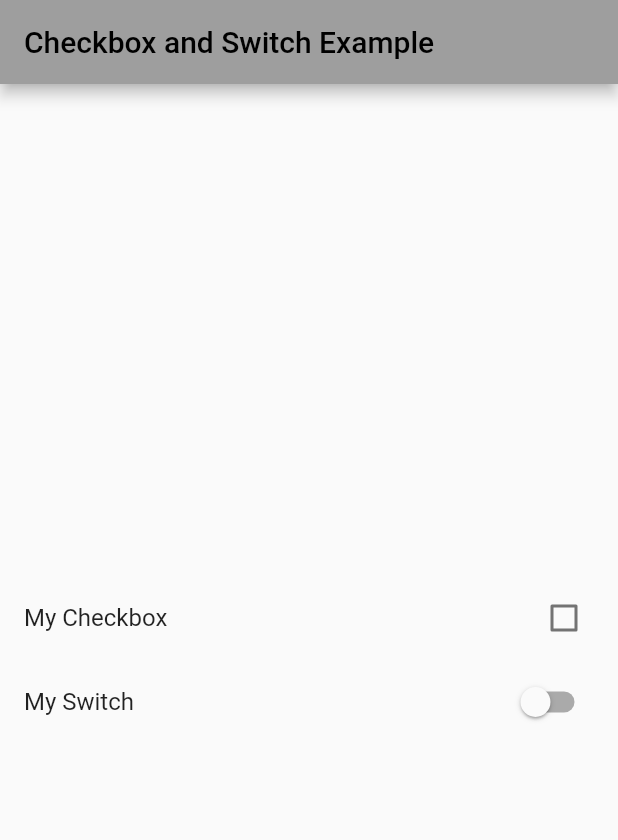
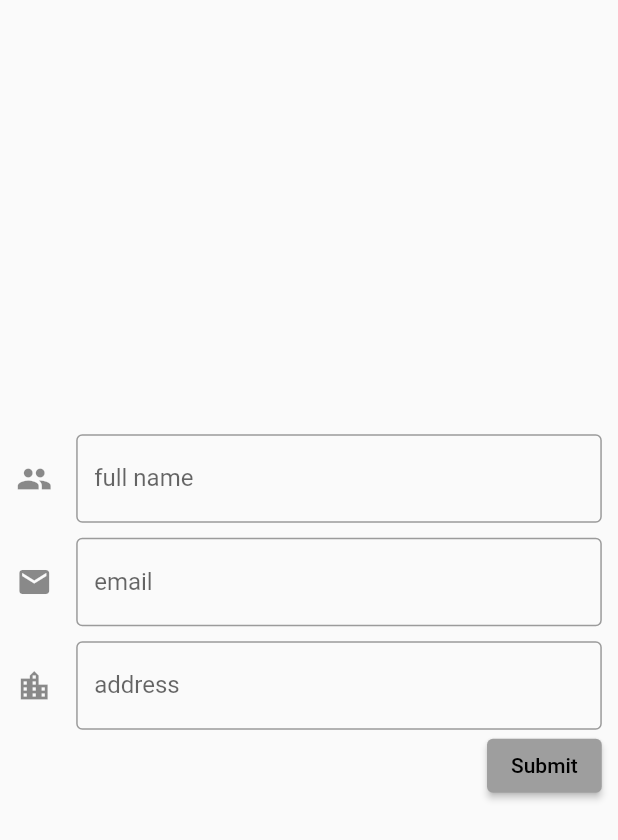
Before and after one commit to salmaghozlan/flutter-train, a Flutter app: the screen it shows after launch, on a phone screen of 412 x 824 dp. Shown: the top 840 px of the screen. Run offline on Flutter 3.47's test engine with Material 2 defaults, Android fonts, the phone set to English and light mode, and no system bars.

Commit message:
form and validation

```diff
--- a/lib/main.dart
+++ b/lib/main.dart
@@ -4,7 +4,6 @@ import 'package:flutter/material.dart';
 void main() {
   runApp(const MyApp());
 }
-
 class MyApp extends StatelessWidget {
   const MyApp({super.key});
 
@@ -12,24 +11,39 @@ class MyApp extends StatelessWidget {
   @override
   Widget build(BuildContext context) {
     return MaterialApp(
-        title: 'Flutter Demo',
-        theme: ThemeData(
-          primarySwatch: Colors.grey,
-        ),
-        home: Scaffold(
-          appBar: AppBar(
-            title: Text('Checkbox and Switch Example'),
-          ),
-          body: Column(
-            mainAxisAlignment: MainAxisAlignment.center,
-            children: [
-              MyCheckboxWidget(),
-              MySwitchWidget(),
-            ],
-          ),
-        ));
+      title: 'Flutter Demo',
+      theme: ThemeData(
+        primarySwatch: Colors.grey,
+      ),
+      home: formRegster(),
+    );
   }
 }
+// class MyApp extends StatelessWidget {
+//   const MyApp({super.key});
+
+//   // This widget is the root of your application.
+//   @override
+//   Widget build(BuildContext context) {
+//     return MaterialApp(
+//         title: 'Flutter Demo',
+//         theme: ThemeData(
+//           primarySwatch: Colors.grey,
+//         ),
+//         home: Scaffold(
+//           appBar: AppBar(
+//             title: Text('Checkbox and Switch Example'),
+//           ),
+//           body: Column(
+//             mainAxisAlignment: MainAxisAlignment.center,
+//             children: [
+//               login(),
+
+//             ],
+//           ),
+//         ));
+//   }
+// }
 
 class MyCheckboxWidget extends StatefulWidget {
   @override
@@ -621,3 +635,85 @@ class _MyHomePageState extends State<MyHomePage> {
     );
   }
 }
+class formRegster extends StatelessWidget {
+  final _keyForm = GlobalKey<FormState>();
+
+  @override
+  Widget build(BuildContext context) {
+    return Scaffold(
+      body: Padding(
+        padding: EdgeInsets.all(0.8),
+        child: Container(
+          padding: EdgeInsets.symmetric(horizontal: 10.0),
+            child: Form(
+          key: _keyForm,
+          child: Column(
+            mainAxisAlignment: MainAxisAlignment.center,
+            crossAxisAlignment: CrossAxisAlignment.end,
+            children: [
+              TextFormField(
+                enabled: true,
+                keyboardType: TextInputType.name,
+                validator: (value) {
+                  if (value == null || value.length < 8) {
+                    return "please enter a valid full name";
+                  }
+                  return null;
+                },
+                decoration: const InputDecoration(
+                    hintText: "full name",
+                    icon: Icon(Icons.people),
+                    labelText: "full name",
+                    border: OutlineInputBorder()),
+              ),
+              SizedBox(
+                height: 10,
+              ),
+              TextFormField(
+                enabled: true,
+                keyboardType: TextInputType.emailAddress,
+                validator: (value) {
+                  if (value == null || value.length < 8) {
+                    return "please enter a valid full name";
+                  }
+                  return null;
+                },
+                decoration: const InputDecoration(
+                    hintText: "email",
+                    icon: Icon(Icons.email),
+                    labelText: "email",
+                    border: OutlineInputBorder()),
+              ),
+              SizedBox(
+                height: 10,
+              ),
+              TextFormField(
+                enabled: true,
+                keyboardType: TextInputType.streetAddress,
+                validator: (value) {
+                  if (value == null || value.length < 8) {
+                    return "please enter a valid address";
+                  }
+                  return null;
+                },
+                decoration: const InputDecoration(
+                    hintText: "address",
+                    icon: Icon(Icons.location_city),
+                    labelText: "address",
+                    border: OutlineInputBorder()),
+              ),
+                 ElevatedButton(
+            onPressed: () {
+              if (_keyForm.currentState?.validate()== true) {
+                // Form is valid, perform submission
+              }
+            },
+            child: Text('Submit'),
+          ),
+            ],
+          ),
+        )),
+      ),
+    );
+  }
+}
```
